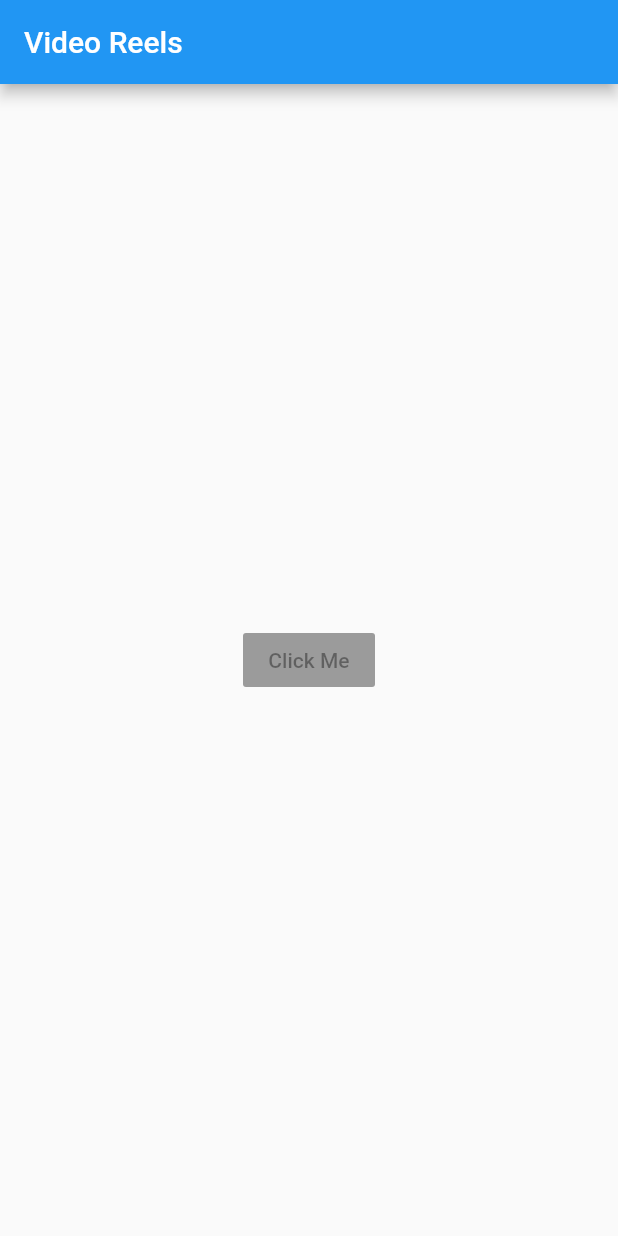
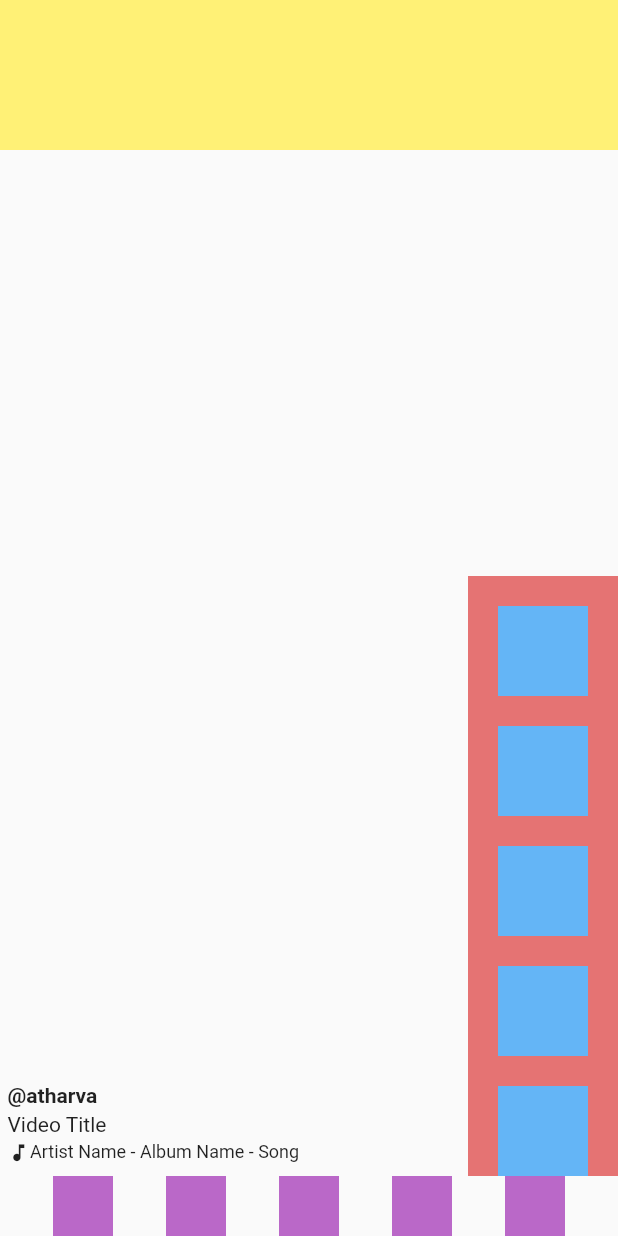
Before and after one commit to CodeSadhu/VideoReels, a Flutter app: the screen it shows after launch, on a phone screen of 412 x 824 dp. Run offline on Flutter 3.47's test engine with Material 2 defaults, Android fonts, the phone set to English and light mode, and no system bars; our stand-ins replace video_player.

Commit message:
Frame Done

```diff
--- a/lib/main.dart
+++ b/lib/main.dart
@@ -1,8 +1,9 @@
 import 'package:flutter/material.dart';
 import 'package:video_player/video_player.dart';
+import 'package:video_reels/video_reel.dart';
 
 void main() {
-  runApp(Home());
+	runApp(Home());
 }
 
 class Home extends StatelessWidget {
@@ -15,25 +16,3 @@ class Home extends StatelessWidget {
 		);
 	}
 }
-
-class VideoReel extends StatefulWidget {
-	@override
-	_VideoReelState createState() => _VideoReelState();
-}
-
-class _VideoReelState extends State<VideoReel> {
-	@override
-	Widget build(BuildContext context) {
-		return Scaffold(
-			appBar: AppBar(
-				title: Text('Video Reels'),
-			),
-			body: Center(
-				child: RaisedButton(
-					child: Text('Click Me'),
-					onPressed: null
-				),
-			),
-		);
-	}
-}
--- /dev/null
+++ b/lib/video_reel.dart
@@ -0,0 +1,36 @@
+import 'package:flutter/material.dart';
+import 'package:video_reels/widgets/action_toolbar.dart';
+import 'package:video_reels/widgets/bottom_section.dart';
+import 'package:video_reels/widgets/video_description.dart';
+
+class VideoReel extends StatelessWidget {
+	Widget get topSection => Container(
+		height: 100,
+		color: Colors.yellow[300],
+		);
+
+	Widget get middleSection => Expanded(
+		child: Row(
+			mainAxisSize: MainAxisSize.max,
+			crossAxisAlignment: CrossAxisAlignment.end,
+			children: [VideoDescription(), ActionToolbar()]),
+		);
+
+	@override
+	Widget build(BuildContext context) {
+		return Scaffold(
+			body: Column(
+			children: [
+				//Top
+				topSection,
+
+				//Middle
+				middleSection,
+
+				//Bottom
+				BottomSection(),
+			],
+			),
+		);
+	}
+}
--- /dev/null
+++ b/lib/widgets/action_toolbar.dart
@@ -0,0 +1,22 @@
+import 'package:flutter/material.dart';
+
+class ActionToolbar extends StatelessWidget {
+  @override
+  Widget build(BuildContext context) {
+    return Container(
+      width: 100,
+      color: Colors.red[300],
+      child: Column(
+        mainAxisSize: MainAxisSize.min,
+        children: List<Widget>.generate(
+            5,
+            (_) => Container(
+                  width: 60,
+                  height: 60,
+                  color: Colors.blue[300],
+                  margin: EdgeInsets.only(top: 20),
+                )),
+      ),
+    );
+  }
+}
--- /dev/null
+++ b/lib/widgets/bottom_section.dart
@@ -0,0 +1,12 @@
+import 'package:flutter/material.dart';
+
+class BottomSection extends StatelessWidget {
+  @override
+  Widget build(BuildContext context) {
+    return Row(
+      mainAxisAlignment: MainAxisAlignment.spaceEvenly,
+      children: List<Widget>.generate(5,
+          (_) => Container(width: 40, height: 40, color: Colors.purple[300])),
+    );
+  }
+}
--- /dev/null
+++ b/lib/widgets/video_description.dart
@@ -0,0 +1,36 @@
+import 'package:flutter/material.dart';
+
+class VideoDescription extends StatelessWidget {
+  @override
+  Widget build(BuildContext context) {
+    return Expanded(
+        child: Container(
+					height: 70,
+					padding: EdgeInsets.all(5),
+      child: Column(
+        mainAxisSize: MainAxisSize.min,
+				mainAxisAlignment: MainAxisAlignment.spaceEvenly,
+        crossAxisAlignment: CrossAxisAlignment.start,
+        children: <Widget>[
+          Text(
+            '@atharva',
+            style: TextStyle(fontWeight: FontWeight.bold),
+          ),
+          Text('Video Title'),
+          Row(
+            children: [
+              Icon(
+                Icons.music_note,
+                size: 15,
+              ),
+              Text(
+                'Artist Name - Album Name - Song',
+                style: TextStyle(fontSize: 12),
+              ),
+            ],
+          )
+        ],
+      ),
+    ));
+  }
+}
```
